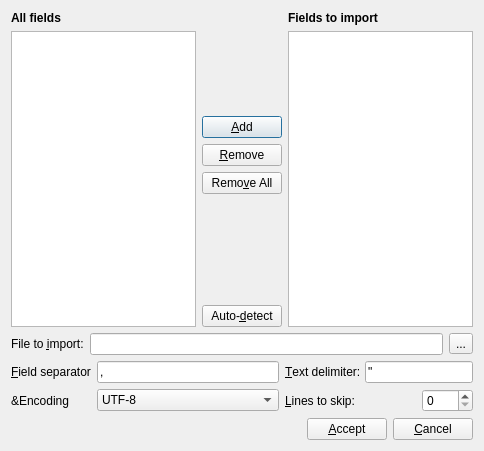
This is bin/ui/win_import.ui in xrg/openerp-client-kde as Qt 5 draws it before an edit. The edited form follows.
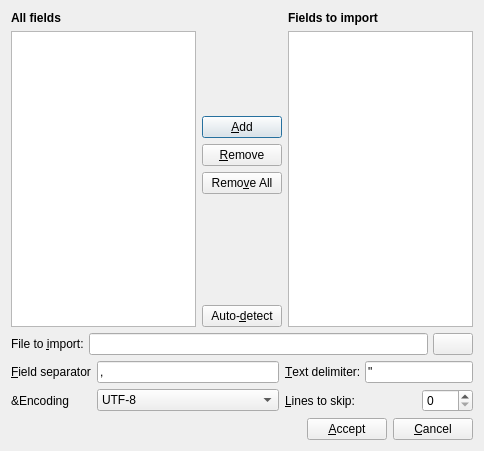
This is the edited form. Icons and pictures are not drawn.

Commit message: Change some QToolButton to QPushButton in some widgets. In a widget and for some widget styles QToolButton's have no border, and thus seem simple images in the screen. And though they're smaller it seems that QPushButton is the appropiate kind of widget.

What changed in the file:
```diff
--- a/bin/ui/win_import.ui
+++ b/bin/ui/win_import.ui
@@ -132,6 +132,9 @@
    </item>
    <item>
     <layout class="QHBoxLayout" >
+     <property name="spacing" >
+      <number>5</number>
+     </property>
      <item>
       <widget class="QLabel" name="label_3" >
        <property name="text" >
@@ -146,10 +149,7 @@
       <widget class="QLineEdit" name="uiFileName" />
      </item>
      <item>
-      <widget class="QToolButton" name="pushOpenFile" >
-       <property name="text" >
-        <string>...</string>
-       </property>
+      <widget class="QPushButton" name="pushOpenFile" >
        <property name="icon" >
         <iconset resource="common.qrc" >:/images/images/open.png</iconset>
        </property>
```
The commit also changes 3 other files.
